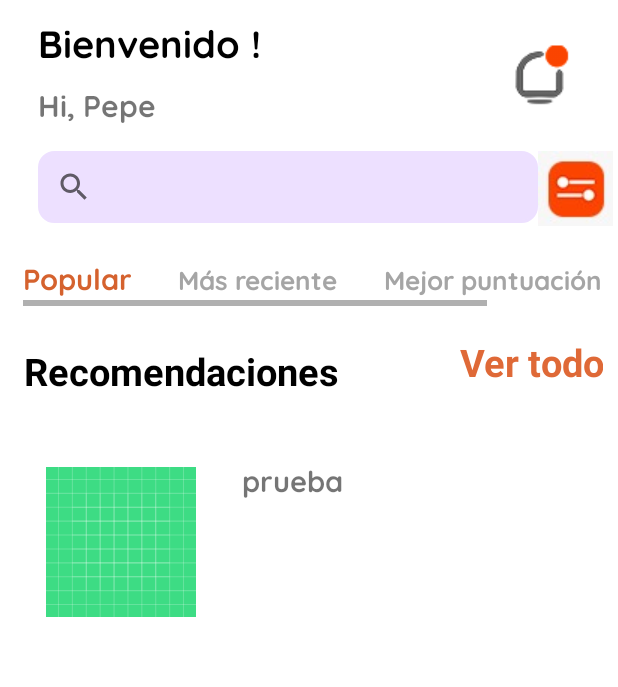
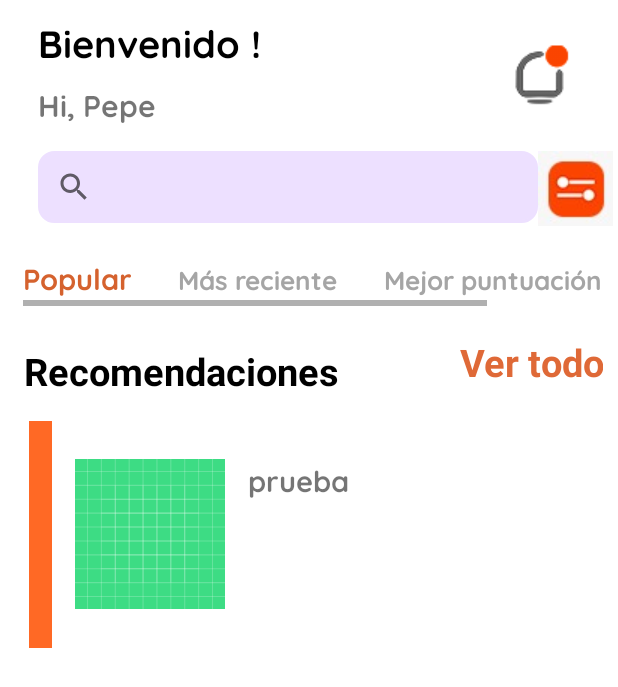
Before and after one commit to gtamayoc/PeliAPI, an Android app: the layout activity_main.xml on its own in the app's theme, with its tools: preview values and no code run, on a phone screen of 412 x 824 dp. Shown: the top 687 px of the screen. Run offline under Robolectric (Android 15) with nearby library versions, the phone set to English and light mode, and no system bars.

Commit message:
BUGS - solucionando bugs relacionados con la imagen de la seccion de recomendados

```diff
--- a/app/src/main/java/com/example/apipeliculas/MovieListActivity.java
+++ b/app/src/main/java/com/example/apipeliculas/MovieListActivity.java
@@ -63,10 +63,10 @@ public class MovieListActivity extends AppCompatActivity implements MovieInterfa
 
 
 //       nombrePelicula = "The Incredibles";
-//        nombrePelicula = "The Incredibles";
+        nombrePelicula = "the home";
         id = 65;
-        presenter.buscarPeliculasPopular();
-//        presenter.obtenerPeliculas("" + nombrePelicula, "1");
+//        presenter.buscarPeliculasPopular();
+        presenter.obtenerPeliculas("" + nombrePelicula, "1");
 //        presenter.buscarPeliculasDiscover();
         presenter.obtenerPeliculasId(id);
         search = findViewById(R.id.search);
--- a/app/src/main/res/layout/activity_main.xml
+++ b/app/src/main/res/layout/activity_main.xml
@@ -16,9 +16,6 @@
             android:layout_width="match_parent"
             android:layout_height="wrap_content"
             android:orientation="vertical" >
-
-
-
 
     <LinearLayout
         android:layout_width="match_parent"
@@ -307,13 +304,28 @@
             <LinearLayout
                 android:layout_width="match_parent"
                 android:layout_height="wrap_content"
-                android:orientation="horizontal">
+                android:orientation="horizontal"
+                android:elevation="19dp">
+                <LinearLayout
+                    android:layout_width="wrap_content"
+                    android:layout_height="wrap_content"
+                    android:orientation="vertical">
+
+                <ImageView
+                    android:layout_width="15dp"
+                    android:layout_height="151dp"
+                    android:backgroundTint="@color/black"
+                    android:src="#FF6925"
+                    android:layout_marginStart="19dp"
+                    android:layout_marginBottom="15dp"
+                    />
+                </LinearLayout>
 
                 <LinearLayout
                     android:layout_width="wrap_content"
                     android:layout_height="wrap_content"
                     android:orientation="vertical"
-                    android:padding="15dp">
+                    android:paddingTop="25dp">
 
                 <ImageView
                     android:id="@+id/movie_image_view1"
@@ -322,7 +334,7 @@
                     android:background="@drawable/values"
                     android:scaleType="centerCrop"
                     android:src="@drawable/ic_launcher_background"
-                    android:layout_margin="15dp"
+                    android:layout_marginStart="15dp"
                     />
 
                 </LinearLayout>
@@ -340,6 +352,7 @@
                     android:id="@+id/prueba"
                     android:fontFamily="@font/quicksandbold"
                     android:textSize="19sp"
+                    android:layout_marginStart="15dp"
                     />
 
 
```
